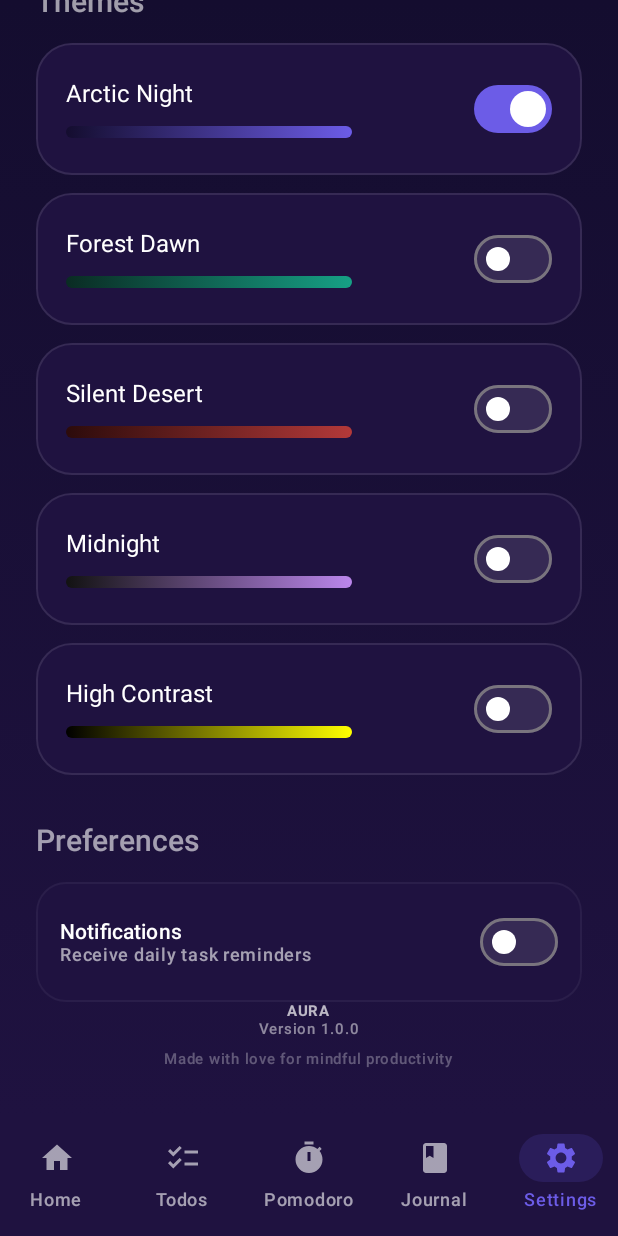
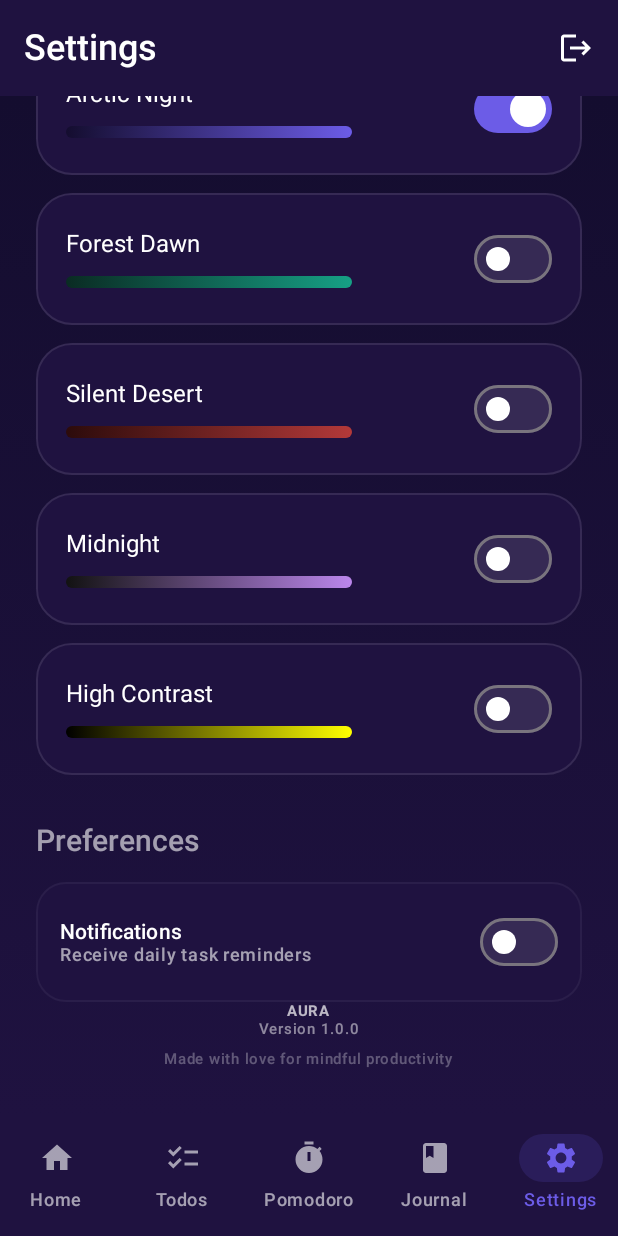
Before and after one commit to Alee053/aura-app, an Android app built with Jetpack Compose: the composable AuthenticatedApp shown on its own in the app's theme, item 5 of the bottom bar chosen, scrolled down 98 dp, on a phone screen of 412 x 824 dp. Run offline under Robolectric (Android 15) with nearby library versions, the light colour scheme and no system bars; our stand-ins replace Compose Multiplatform resources, Firebase (no records; nobody signed in at launch, a user with empty details on screens opened directly); libraries missing offline, so code that uses them is left out: io.mockative; 6 statements that could not run were skipped.

Commit message:
fix: improve UI

```diff
--- a/composeApp/src/commonMain/kotlin/com/programovil/aura/habit/presentation/screen/HabitScreen.kt
+++ b/composeApp/src/commonMain/kotlin/com/programovil/aura/habit/presentation/screen/HabitScreen.kt
@@ -68,7 +68,10 @@ fun HabitScreen(
             TopAppBar(
                 title = {
                     Column {
-                        Text(stringResource(Res.string.habits_title))
+                        Text(
+                            text = stringResource(Res.string.habits_title),
+                            style = AppTheme.typography.headlineSmall
+                        )
                         Text(
                             text = today.toString(),
                             style = AppTheme.typography.labelLarge,
--- a/composeApp/src/commonMain/kotlin/com/programovil/aura/navigation/AppNavHost.kt
+++ b/composeApp/src/commonMain/kotlin/com/programovil/aura/navigation/AppNavHost.kt
@@ -119,8 +119,7 @@ fun AppNavHost(
                     featureFlags = featureFlags,
                     onFeatureDisabled = {
                         navController.popBackStack(NavRoute.Home, inclusive = false)
-                    },
-                    onSettingsClick = { navController.navigate(NavRoute.Settings) }
+                    }
                 )
             }
         }
--- a/composeApp/src/commonMain/kotlin/com/programovil/aura/settings/presentation/screen/SettingsScreen.kt
+++ b/composeApp/src/commonMain/kotlin/com/programovil/aura/settings/presentation/screen/SettingsScreen.kt
@@ -17,11 +17,15 @@ import androidx.compose.foundation.text.KeyboardOptions
 import androidx.compose.foundation.verticalScroll
 import androidx.compose.material.icons.Icons
 import androidx.compose.material.icons.automirrored.filled.Logout
+import androidx.compose.material3.ExperimentalMaterial3Api
 import androidx.compose.material3.Icon
+import androidx.compose.material3.IconButton
 import androidx.compose.material3.OutlinedTextField
 import androidx.compose.material3.OutlinedTextFieldDefaults
+import androidx.compose.material3.Scaffold
 import androidx.compose.material3.Text
-import androidx.compose.material3.TextButton
+import androidx.compose.material3.TopAppBar
+import androidx.compose.material3.TopAppBarDefaults
 import androidx.compose.runtime.Composable
 import androidx.compose.runtime.LaunchedEffect
 import androidx.compose.runtime.collectAsState
@@ -63,6 +67,7 @@ import aura_app.composeapp.generated.resources.version
 import aura_app.composeapp.generated.resources.made_with_love
 import org.jetbrains.compose.resources.stringResource
 
+@OptIn(ExperimentalMaterial3Api::class)
 @Composable
 fun SettingsScreen(
     viewModel: SettingsViewModel,
@@ -80,9 +85,36 @@ fun SettingsScreen(
         }
     )
 
+    Scaffold(
+        topBar = {
+            TopAppBar(
+                title = {
+                    Text(
+                        text = stringResource(Res.string.settings_title),
+                        style = AppTheme.typography.headlineSmall
+                    )
+                },
+                actions = {
+                    IconButton(onClick = onSignOut) {
+                        Icon(
+                            imageVector = Icons.AutoMirrored.Filled.Logout,
+                            contentDescription = stringResource(Res.string.logout_button),
+                            tint = AppTheme.colors.textPrimary
+                        )
+                    }
+                },
+                colors = TopAppBarDefaults.topAppBarColors(
+                    containerColor = AppTheme.colors.surface,
+                    titleContentColor = AppTheme.colors.textPrimary
+                )
+            )
+        },
+        containerColor = AppTheme.colors.background
+    ) { padding ->
         Box(
             modifier = Modifier
                 .fillMaxSize()
+                .padding(padding)
                 .background(
                     brush = Brush.verticalGradient(
                         colors = listOf(
@@ -95,41 +127,9 @@ fun SettingsScreen(
             Column(
                 modifier = Modifier
                     .fillMaxSize()
-                .statusBarsPadding()
                     .padding(horizontal = 24.dp)
                     .verticalScroll(rememberScrollState())
             ) {
-            Spacer(modifier = Modifier.height(16.dp))
-
-            Row(
-                modifier = Modifier.fillMaxWidth(),
-                verticalAlignment = Alignment.CenterVertically
-            ) {
-                Spacer(modifier = Modifier.size(48.dp))
-                Text(
-                    text = stringResource(Res.string.settings_title),
-                    style = AppTheme.typography.headlineLarge,
-                    color = AppTheme.colors.textPrimary,
-                    modifier = Modifier.weight(1f),
-                    textAlign = TextAlign.Center
-                )
-                TextButton(onClick = onSignOut) {
-                    Icon(
-                        imageVector = Icons.AutoMirrored.Filled.Logout,
-                        contentDescription = "Sign out",
-                        tint = AppTheme.colors.textSecondary,
-                        modifier = Modifier.size(20.dp)
-                    )
-                    Spacer(modifier = Modifier.size(4.dp))
-                    Text(
-                        text = stringResource(Res.string.logout_button),
-                        style = AppTheme.typography.labelLarge,
-                        color = AppTheme.colors.textSecondary
-                    )
-                }
-                Spacer(modifier = Modifier.size(8.dp))
-            }
-
                 Spacer(modifier = Modifier.height(24.dp))
 
             Text(
@@ -315,3 +315,4 @@ fun SettingsScreen(
         }
     }
     }
+}
```
Also changed, not shown: composeApp/src/commonMain/kotlin/com/programovil/aura/pomodoro/presentation/PomodoroScreen.kt (+9 -13 lines), 1 other file. Lines whose indentation alone changed are shown as unchanged.
